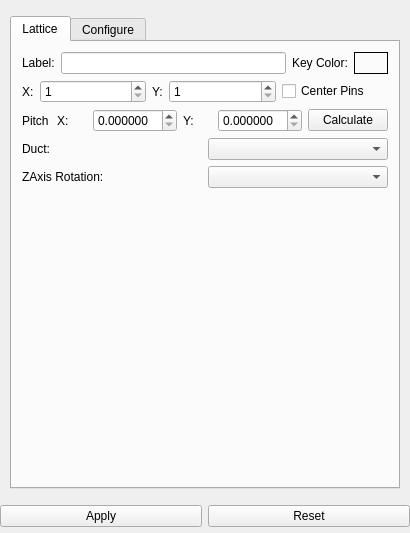
Sprunth/RGG, file Application/qInputPropertiesWidget.ui: the form before one commit.
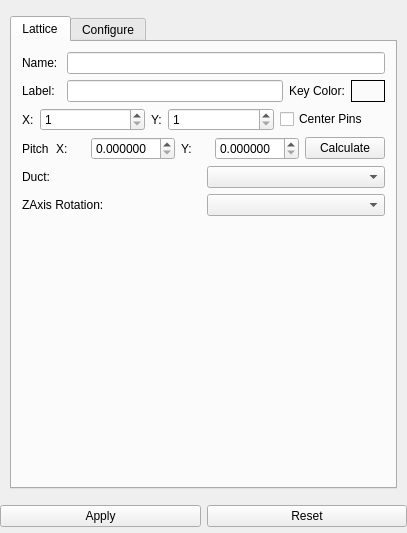
The form after the commit. The open tabs and pages were chosen to show the change.

Commit message: add gui element for assy name

What changed in the file:
```diff
--- a/Application/qInputPropertiesWidget.ui
+++ b/Application/qInputPropertiesWidget.ui
@@ -6,7 +6,7 @@
    <rect>
     <x>0</x>
     <y>0</y>
-    <width>410</width>
+    <width>407</width>
     <height>533</height>
    </rect>
   </property>
@@ -498,6 +498,103 @@
            <property name="margin">
             <number>10</number>
            </property>
+           <item row="7" column="0">
+            <layout class="QHBoxLayout" name="horizontalLayout_8">
+             <item>
+              <widget class="QLabel" name="label_3">
+               <property name="text">
+                <string>ZAxis Rotation:</string>
+               </property>
+              </widget>
+             </item>
+             <item>
+              <widget class="QComboBox" name="rotationDegree"/>
+             </item>
+            </layout>
+           </item>
+           <item row="6" column="0">
+            <layout class="QHBoxLayout" name="horizontalLayout_5">
+             <item>
+              <widget class="QLabel" name="label">
+               <property name="text">
+                <string>Duct:</string>
+               </property>
+              </widget>
+             </item>
+             <item>
+              <widget class="QComboBox" name="Ducts"/>
+             </item>
+            </layout>
+           </item>
+           <item row="0" column="0">
+            <layout class="QGridLayout" name="gridLayout_6">
+             <item row="0" column="0">
+              <widget class="QLabel" name="label_19">
+               <property name="text">
+                <string>Name: </string>
+               </property>
+              </widget>
+             </item>
+             <item row="1" column="1">
+              <widget class="QLineEdit" name="AssyLabel"/>
+             </item>
+             <item row="1" column="2">
+              <widget class="QLabel" name="label_16">
+               <property name="text">
+                <string>Key Color:</string>
+               </property>
+              </widget>
+             </item>
+             <item row="1" column="0">
+              <widget class="QLabel" name="label_5">
+               <property name="text">
+                <string>Label:</string>
+               </property>
+              </widget>
+             </item>
+             <item row="1" column="3">
+              <widget class="QPushButton" name="assyColorButton">
+               <property name="sizePolicy">
+                <sizepolicy hsizetype="Maximum" vsizetype="Maximum">
+                 <horstretch>0</horstretch>
+                 <verstretch>0</verstretch>
+                </sizepolicy>
+               </property>
+               <property name="maximumSize">
+                <size>
+                 <width>38</width>
+                 <height>24</height>
+                </size>
+               </property>
+               <property name="styleSheet">
+                <string notr="true">border: 1px solid black;</string>
+               </property>
+               <property name="text">
+                <string/>
+               </property>
+               <property name="flat">
+                <bool>true</bool>
+               </property>
+              </widget>
+             </item>
+             <item row="0" column="1" colspan="3">
+              <widget class="QLineEdit" name="AssyName"/>
+             </item>
+            </layout>
+           </item>
+           <item row="8" column="0">
+            <spacer name="verticalSpacer_4">
+             <property name="orientation">
+              <enum>Qt::Vertical</enum>
+             </property>
+             <property name="sizeHint" stdset="0">
+              <size>
+               <width>20</width>
+               <height>40</height>
+              </size>
+             </property>
+            </spacer>
+           </item>
            <item row="4" column="0">
             <layout class="QHBoxLayout" name="horizontalLayout_7">
              <item>
@@ -614,80 +711,6 @@
              </item>
             </layout>
            </item>
-           <item row="0" column="0">
-            <layout class="QHBoxLayout" name="horizontalLayout_4">
-             <item>
-              <widget class="QLabel" name="label_5">
-               <property name="text">
-                <string>Label:</string>
-               </property>
-              </widget>
-             </item>
-             <item>
-              <widget class="QLineEdit" name="AssyLabel"/>
-             </item>
-             <item>
-              <widget class="QLabel" name="label_16">
-               <property name="text">
-                <string>Key Color:</string>
-               </property>
-              </widget>
-             </item>
-             <item>
-              <widget class="QPushButton" name="assyColorButton">
-               <property name="sizePolicy">
-                <sizepolicy hsizetype="Maximum" vsizetype="Maximum">
-                 <horstretch>0</horstretch>
-                 <verstretch>0</verstretch>
-                </sizepolicy>
-               </property>
-               <property name="maximumSize">
-                <size>
-                 <width>38</width>
-                 <height>24</height>
-                </size>
-               </property>
-               <property name="styleSheet">
-                <string notr="true">border: 1px solid black;</string>
-               </property>
-               <property name="text">
-                <string/>
-               </property>
-               <property name="flat">
-                <bool>true</bool>
-               </property>
-              </widget>
-             </item>
-            </layout>
-           </item>
-           <item row="6" column="0">
-            <layout class="QHBoxLayout" name="horizontalLayout_5">
-             <item>
-              <widget class="QLabel" name="label">
-               <property name="text">
-                <string>Duct:</string>
-               </property>
-              </widget>
-             </item>
-             <item>
-              <widget class="QComboBox" name="Ducts"/>
-             </item>
-            </layout>
-           </item>
-           <item row="7" column="0">
-            <layout class="QHBoxLayout" name="horizontalLayout_8">
-             <item>
-              <widget class="QLabel" name="label_3">
-               <property name="text">
-                <string>ZAxis Rotation:</string>
-               </property>
-              </widget>
-             </item>
-             <item>
-              <widget class="QComboBox" name="rotationDegree"/>
-             </item>
-            </layout>
-           </item>
           </layout>
          </widget>
          <widget class="QWidget" name="RectAssyConf">
```
Left out of the diff: 19 changed lines with no effect on the pictures.
